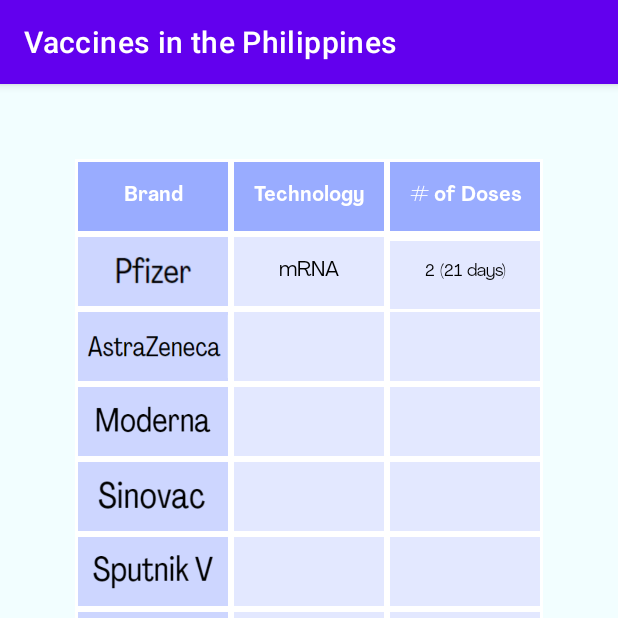
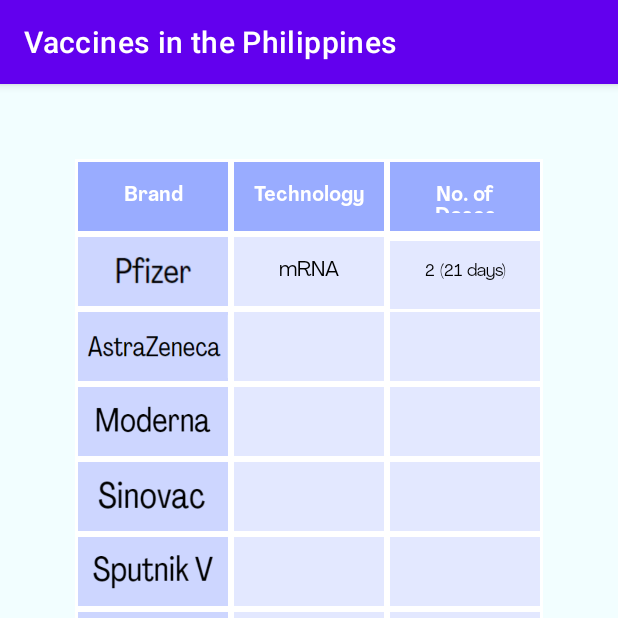
Before and after one commit to hannahdeniseee/r2y-04_app, an Android app: the vaxx_ph screen opened directly, with no data from a screen before it, on a phone screen of 412 x 824 dp, the top half of it. Run offline under Robolectric (Android 15) with nearby library versions, the phone set to English and light mode, and no system bars.

Commit message:
col3 pinalitan

```diff
--- a/app/src/main/res/values/strings.xml
+++ b/app/src/main/res/values/strings.xml
@@ -2,7 +2,7 @@
     <string name="app_name">Covid Vaxx PH</string>
     <string name="col1">Brand</string>
     <string name="col2">Technology</string>
-    <string name="col3"># of Doses</string>
+    <string name="col3">No. of Doses</string>
     <string name="row1Brand">Pfizer</string>
     <string name="row1Tech">mRNA</string>
     <string name="row1Dose">2 (21 days)</string>
```
